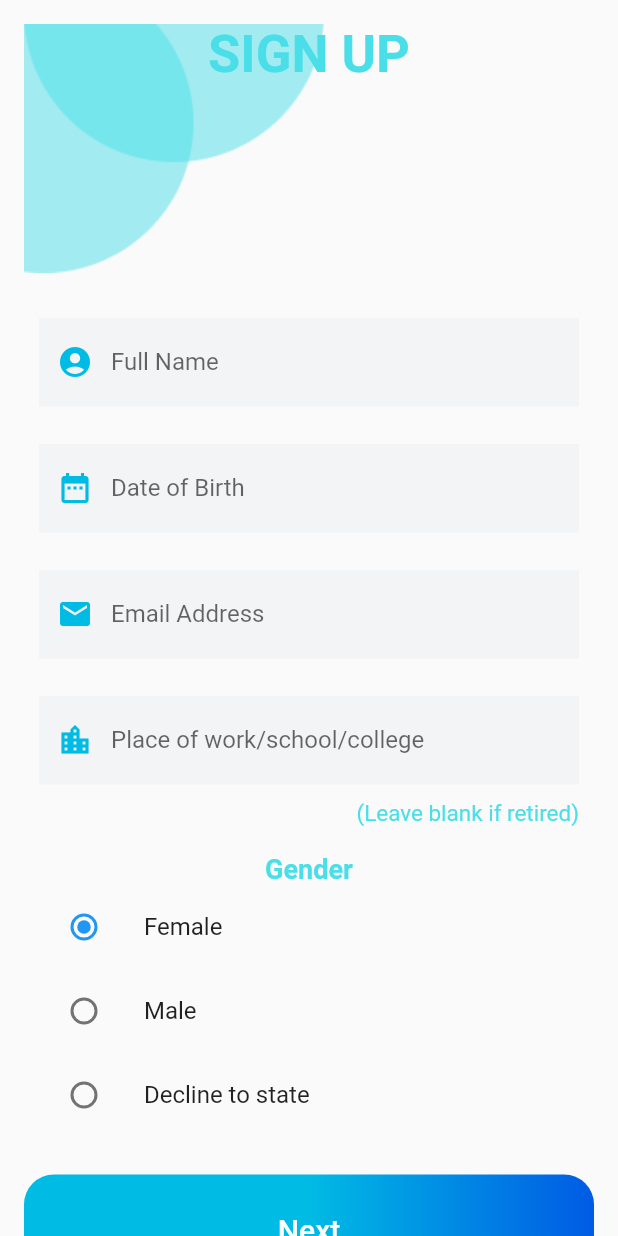
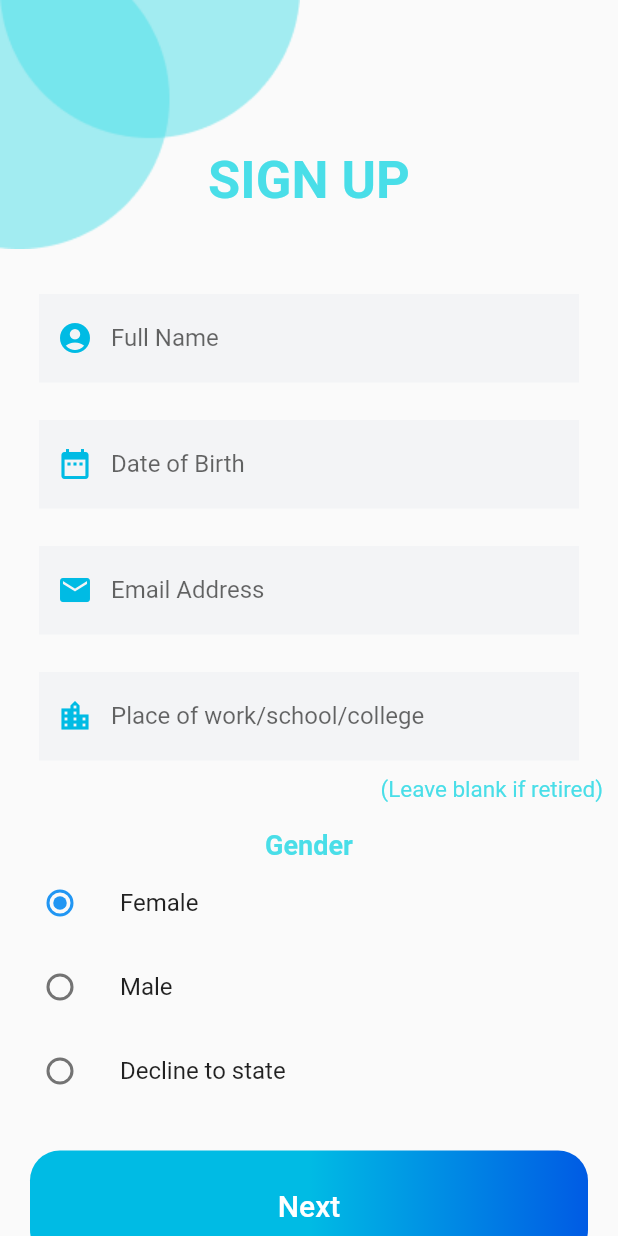
Before and after one commit to dbitsevatech/ywca-of-bombay, a Flutter app: the screen it shows after launch, on a phone screen of 412 x 824 dp. Run offline on Flutter 3.47's test engine with Material 2 defaults, Android fonts, the phone set to English and light mode, and no system bars; our stand-ins replace firebase_auth, firebase_core; missing offline and left inert: kf_drawer; accounts and stored records are empty; Roboto replaces fonts that are missing (Montserrat, RacingSansOne).

Commit message:
Circle design perfectly implemented on signup page

```diff
--- a/lib/authentication/register.dart
+++ b/lib/authentication/register.dart
@@ -1,11 +1,4 @@
 import 'package:flutter/material.dart';
-// import 'package:flutter_svg/flutter_svg.dart';
-// TODO: Circle design
-// SvgPicture.network(
-//                   // '../assets/image/circles.svg',
-//                   placeholderBuilder: (context) => CircularProgressIndicator(),
-//                   height: 128.0,
-//                 ),
 
 import 'package:auth/authentication/login.dart';
 import 'package:auth/authentication/otp.dart';
@@ -36,6 +29,7 @@
   GenderChoices selectedGender = GenderChoices.female;
   Future _selectDate() async {
     // TODO: DatePicker not disappearing unless OK is pressed
+    // TODO: Date TextField always showing today's date
     final DateTime picked = await showDatePicker(
       context: context,
       initialDate: new DateTime.now().subtract(Duration(days: 4380)),
@@ -98,7 +92,7 @@
     return Scaffold(
       body: SingleChildScrollView(
         child: Container(
-          margin: EdgeInsets.all(16),
+          // margin: EdgeInsets.all(16),
           child: Form(
             key: _formKey,
             child: Column(
@@ -112,13 +106,16 @@
                     ),
                     Positioned(
                       child: Center(
-                        child: Text(
+                        child: Padding(
+                          padding: EdgeInsets.only(top: 100),
+                          child:Text(
                             'SIGN UP',
                             style: TextStyle(
                               fontSize: 35,
                               color: Color(0xff49DEE8),
                               fontWeight: FontWeight.bold,
                               fontFamily: 'RacingSansOne',
+                            ),
                           ),
                         ),
                       ),
@@ -207,7 +204,6 @@
                   width: 360,
                   child: TextFormField(
                     keyboardType: TextInputType.emailAddress,
-                    // validator: ValidationBuilder().email().maxLength(50).build(),
                     onChanged: (value) {
                       setState(() {
                         email = value;
@@ -285,7 +281,8 @@
                           style: TextStyle(
                             color: Color(0xff49DEE8),
                             fontSize: 15,
-                            )),
+                          ),
+                        ),
                         padding: EdgeInsets.all(10),
                       )
                     ],
@@ -349,7 +346,9 @@
                 SizedBox(
                   height: 25,
                 ),
-                Container(
+                Padding(
+                    padding: EdgeInsets.only(left: 20, right: 20),
+                    child: Container(
                   decoration: new BoxDecoration(
                       gradient: new LinearGradient(
                         colors: [
@@ -393,6 +392,7 @@
                           EdgeInsets.symmetric(horizontal: 130.0, vertical: 25.0),
                     ),
                   ),
+                ),
                 SizedBox(
                   height: 10,
                 ),
@@ -427,6 +427,9 @@
                       ),
                     ),
                   ],
+                ),
+                SizedBox(
+                  height: 10,
                 ),
               ],
             ),
```
Also changed, not shown: lib/drawer.dart (+10 -0 lines), lib/home.dart (deleted, +0 -43 lines). Lines whose indentation alone changed are shown as unchanged.
